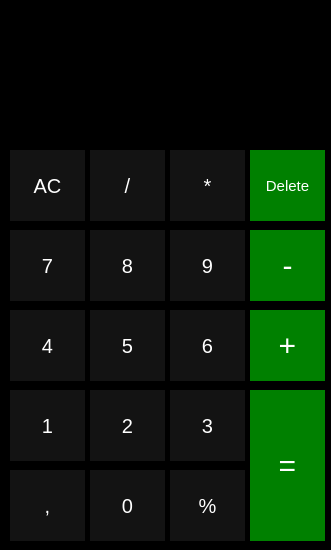
Before: the Qt Designer form calculator.ui in lucasmsqt/calculator-with-python-and-qtdesigner, drawn with Qt 5.
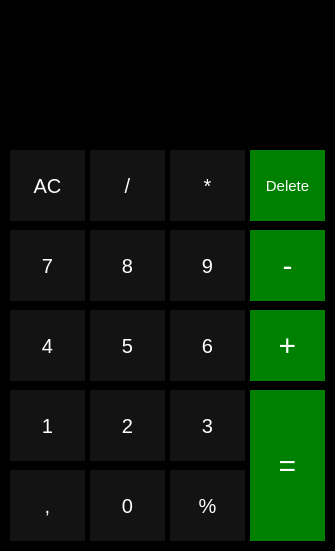
After: the same form once the commit is applied. Icons and pictures are not drawn.

Commit message: fix: adjust percentage and comma button

```diff
--- a/calculator.ui
+++ b/calculator.ui
@@ -9,8 +9,8 @@
    <rect>
     <x>0</x>
     <y>0</y>
-    <width>331</width>
-    <height>550</height>
+    <width>335</width>
+    <height>551</height>
    </rect>
   </property>
   <property name="font">
@@ -554,9 +554,9 @@
    <widget class="QLineEdit" name="lineEdit">
     <property name="geometry">
      <rect>
-      <x>0</x>
+      <x>10</x>
       <y>0</y>
-      <width>321</width>
+      <width>311</width>
       <height>141</height>
      </rect>
     </property>
```
Left out of the diff: 2 changed lines with no effect on the pictures. The commit also changes 3 other files.
